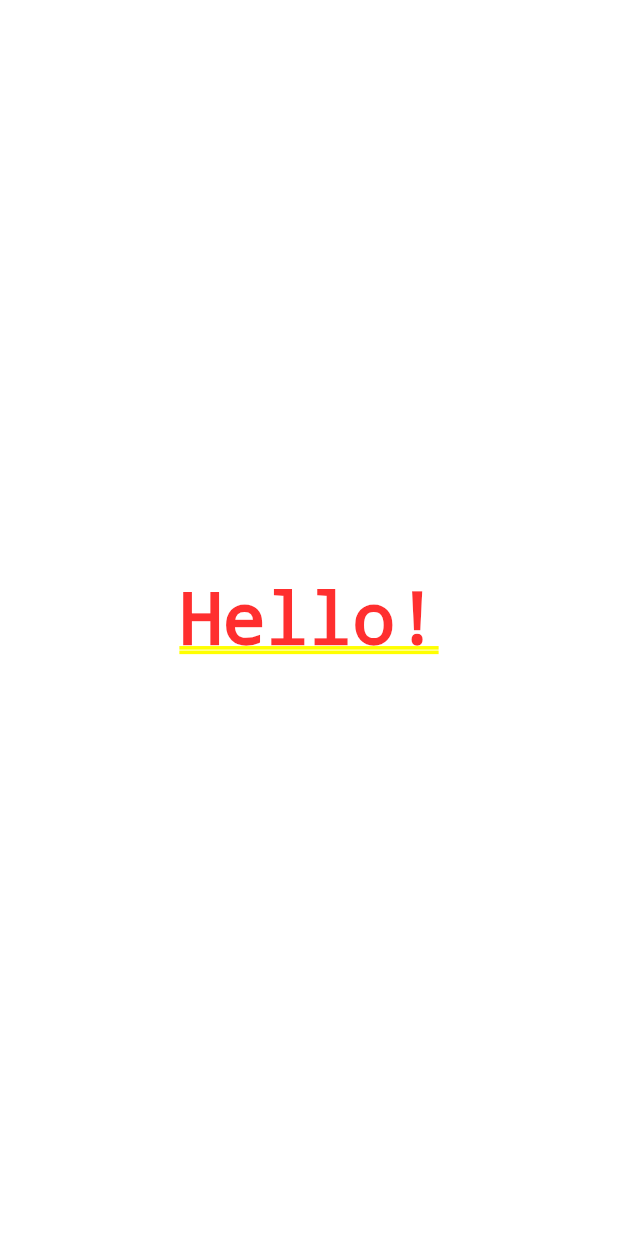
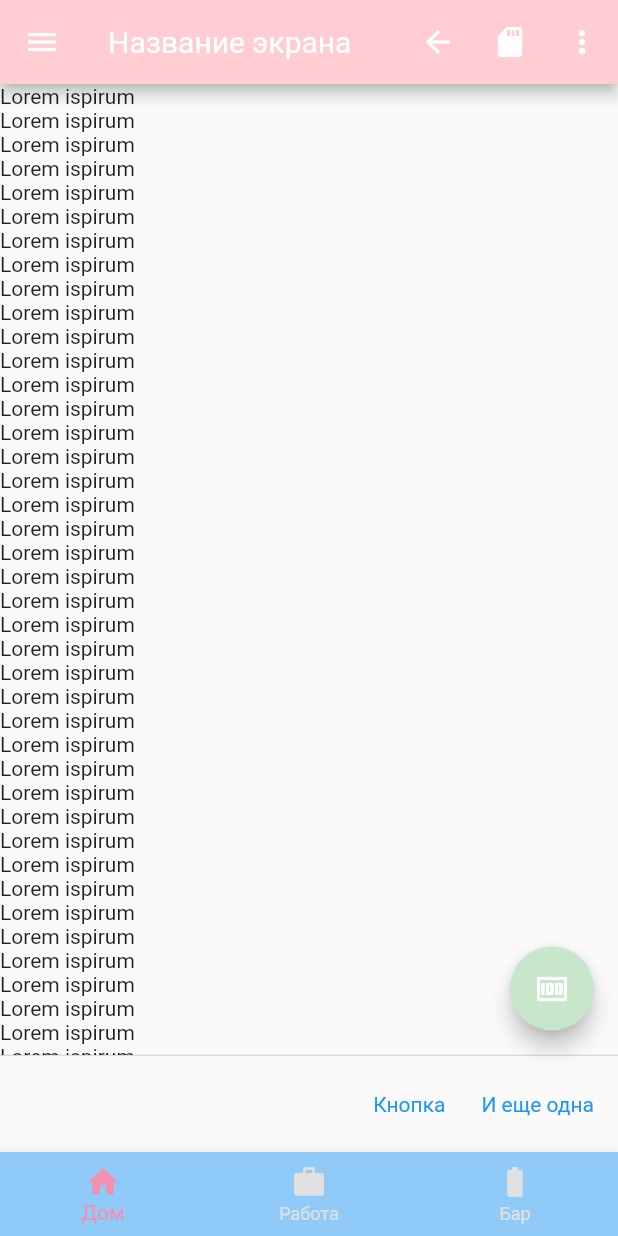
Before and after one commit to aadomin/places, a Flutter app: the screen it shows after launch, on a phone screen of 412 x 824 dp. Run offline on Flutter 3.47's test engine with Material 2 defaults, Android fonts, the phone set to English and light mode, and no system bars.

Commit message:
Scaffold experiments and sight_screen.dart

```diff
--- a/lib/main.dart
+++ b/lib/main.dart
@@ -1,83 +1,16 @@
 import 'package:flutter/material.dart';
+import 'ui/screen/sight_list_screen.dart';
 
 void main() {
-  runApp(App());
+  runApp(MyApp());
 }
 
-class App extends StatelessWidget {
+class MyApp extends StatelessWidget {
   @override
   Widget build(BuildContext context) {
     return MaterialApp(
       title: 'Hey, Flutter!',
-      home: MyBodyStatefull(),
+      home: SightListScreen(),
     );
   }
 }
-
-//
-//
-// Независимый от виджетов счетчик
-class CallsCounter {
-  int callsOfStatelessBuild = 0;
-  int callsOfStatefullBuild = 0;
-}
-
-var callsCounter = CallsCounter();
-
-//
-//
-// Stateless
-class MyBodyStateless extends StatelessWidget {
-  int callsOfStatelessBuild = 0;
-
-  @override
-  Widget build(BuildContext context) {
-    callsCounter.callsOfStatelessBuild += 1; //Внешний счетчик
-    print(
-        'STATELESS. ВНЕШНИЙ СЧЕТЧИК: ВЫЗОВ №: ${callsCounter.callsOfStatelessBuild}');
-
-    callsOfStatelessBuild += 1; //Счетчик внутри виджета -
-    //            он постоянно сбрасывается, т.к. постоянно пересоздается
-    print('STATELESS. СЧЕТЧИК ВНУТРИ ВИДЖЕТА: ВЫЗОВ №: $callsOfStatelessBuild');
-
-    return Container(
-      child: Center(
-        child: Text('Hello!'),
-      ),
-    );
-  }
-}
-
-//
-//
-// Statefull
-class MyBodyStatefull extends StatefulWidget {
-  @override
-  _MyBodyStatefullState createState() => _MyBodyStatefullState();
-}
-
-class _MyBodyStatefullState extends State<MyBodyStatefull> {
-  int callsOfStatefullBuild = 0; //Счетчик внутри виджета
-
-  String runTimeTypeOfContext() {
-    return context.runtimeType.toString();
-  }
-
-  @override
-  Widget build(BuildContext context) {
-    callsCounter.callsOfStatefullBuild += 1; //Внешний счетчик
-    print(
-        'STATEFULL. ВНЕШНИЙ СЧЕТЧИК: ВЫЗОВ №: ${callsCounter.callsOfStatefullBuild}');
-
-    callsOfStatefullBuild += 1; //Счетчик внутри виджета
-    print('STATEFULL. СЧЕТЧИК ВНУТРИ ВИДЖЕТА: ВЫЗОВ №: $callsOfStatefullBuild');
-
-    print('Тип объекта context = ${runTimeTypeOfContext()}');
-
-    return Container(
-      child: Center(
-        child: Text('Hello!'),
-      ),
-    );
-  }
-}
--- /dev/null
+++ b/lib/ui/screen/sight_list_screen.dart
@@ -0,0 +1,78 @@
+import 'package:flutter/material.dart';
+
+class SightListScreen extends StatefulWidget {
+  @override
+  _SightListScreenState createState() => _SightListScreenState();
+}
+
+class _SightListScreenState extends State<SightListScreen> {
+  @override
+  Widget build(BuildContext context) {
+    return Scaffold(
+      appBar: AppBar(
+        title: Text('Название экрана'),
+        backgroundColor: Colors.red.shade100,
+        actions: [
+          IconButton(icon: Icon(Icons.arrow_back), onPressed: () {}),
+          IconButton(icon: Icon(Icons.sd_card), onPressed: () {}),
+          PopupMenuButton(
+            icon: Icon(Icons.more_vert),
+            itemBuilder: (BuildContext context) => <PopupMenuEntry>[
+              PopupMenuItem(
+                child: ListTile(
+                  leading: Icon(Icons.add),
+                  title: Text('Меню 1'),
+                ),
+              ),
+              PopupMenuItem(
+                child: ListTile(
+                  leading: Icon(Icons.anchor),
+                  title: Text('Меню 2'),
+                ),
+              ),
+              PopupMenuDivider(),
+              PopupMenuItem(child: Text('Меню 3')),
+              PopupMenuItem(child: Text('Меню 4')),
+            ],
+          ),
+        ],
+      ),
+      drawer: Drawer(child: Text('3'),),
+      body: Center(
+        child: ListView.builder(
+          itemCount: 56,
+          itemBuilder: (context, i) {
+            return Text('Lorem ispirum');
+          },
+        ),
+      ),
+      floatingActionButton: FloatingActionButton(
+        onPressed: () {
+          // action
+        },
+        child: Icon(Icons.money),
+        backgroundColor: Colors.green.shade100,
+      ),
+      persistentFooterButtons: [
+        TextButton(
+          child: Text('Кнопка'),
+          onPressed: () {},
+        ),
+        TextButton(
+          child: Text('И еще одна'),
+          onPressed: () {},
+        ),
+      ],
+      bottomNavigationBar: BottomNavigationBar(
+        items: [
+          BottomNavigationBarItem(icon: Icon(Icons.home), label: 'Дом'),
+          BottomNavigationBarItem(icon: Icon(Icons.work), label: 'Работа'),
+          BottomNavigationBarItem(icon: Icon(Icons.battery_full), label: 'Бар'),
+        ],
+        backgroundColor: Colors.blue.shade200,
+        fixedColor: Colors.pink.shade200,
+        unselectedItemColor: Colors.grey.shade300,
+      ),
+    );
+  }
+}
```
